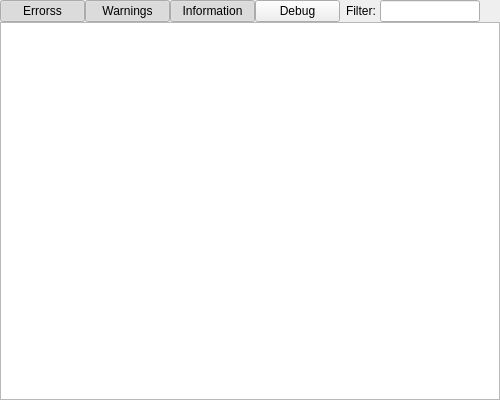
The window that QtOgre/ui/Log.ui (pvdk/QtOgreFramework) describes before a commit, drawn with Qt 5.
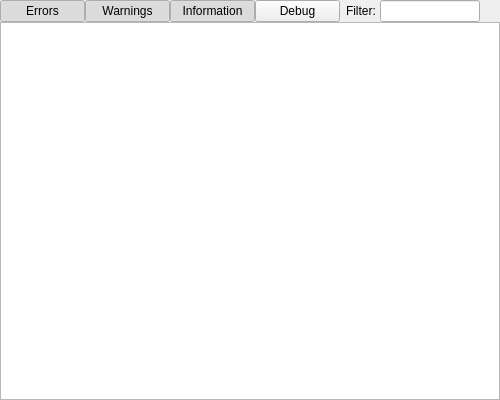
The same window after the commit. Icons and pictures are not drawn.

Diff of the .ui file:
```diff
--- a/QtOgre/ui/Log.ui
+++ b/QtOgre/ui/Log.ui
@@ -29,7 +29,7 @@
       </size>
      </property>
      <property name="text">
-      <string>Errorss</string>
+      <string>Errors</string>
      </property>
      <property name="icon">
       <iconset resource="../resources/resources.qrc">
```
